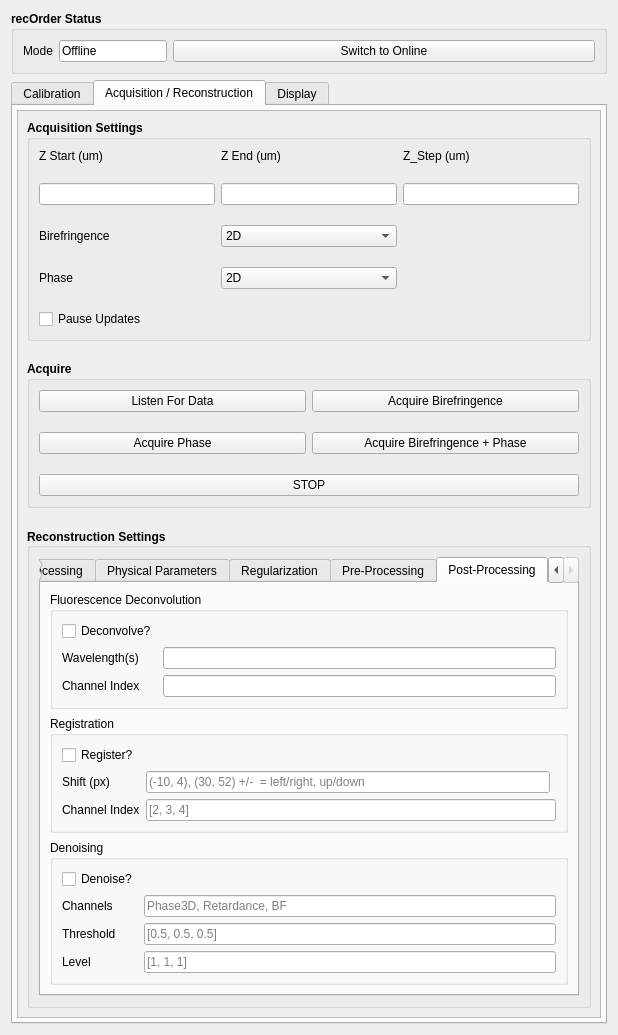
Above: recOrder/plugin/qtdesigner/recOrder_calibration_v5.ui from mehta-lab/waveorder before the change. Below: the same form after it.
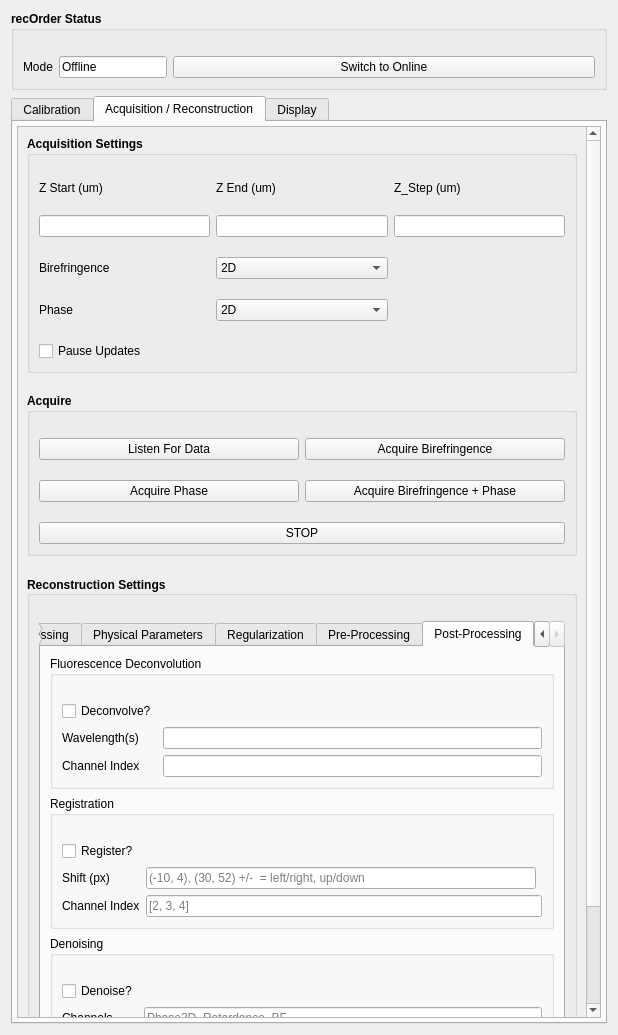
That is the form after the change. The open tabs and pages were chosen to show the change. Custom widgets are drawn as their Qt base class.

Commit message: fix styling issue

Diff of the .ui file:
```diff
--- a/recOrder/plugin/qtdesigner/recOrder_calibration_v5.ui
+++ b/recOrder/plugin/qtdesigner/recOrder_calibration_v5.ui
@@ -1037,7 +1037,7 @@
             <x>0</x>
             <y>0</y>
             <width>578</width>
-            <height>923</height>
+            <height>962</height>
            </rect>
           </property>
           <property name="sizePolicy">
@@ -1072,6 +1072,9 @@
               <set>Qt::AlignLeading|Qt::AlignLeft|Qt::AlignVCenter</set>
              </property>
              <layout class="QGridLayout" name="gridLayout_9">
+              <property name="topMargin">
+               <number>25</number>
+              </property>
               <property name="verticalSpacing">
                <number>25</number>
               </property>
@@ -1994,6 +1997,9 @@
                      <string>Registration</string>
                     </property>
                     <layout class="QGridLayout" name="gridLayout_28">
+                     <property name="topMargin">
+                      <number>25</number>
+                     </property>
                      <item row="2" column="0">
                       <widget class="QLabel" name="label_postproc_reg_channel_idx">
                        <property name="text">
@@ -2047,6 +2053,9 @@
                      <string>Fluorescence Deconvolution</string>
                     </property>
                     <layout class="QGridLayout" name="gridLayout_29">
+                     <property name="topMargin">
+                      <number>25</number>
+                     </property>
                      <item row="2" column="0">
                       <widget class="QLabel" name="label_postproc_fluor_channel">
                        <property name="text">
@@ -2086,6 +2095,9 @@
                      <string>Denoising</string>
                     </property>
                     <layout class="QGridLayout" name="gridLayout_27">
+                     <property name="topMargin">
+                      <number>25</number>
+                     </property>
                      <item row="1" column="0">
                       <widget class="QLabel" name="labelpostproc_denoise_channels">
                        <property name="text">
@@ -2182,6 +2194,9 @@
               <bool>false</bool>
              </property>
              <layout class="QGridLayout" name="gridLayout_8">
+              <property name="topMargin">
+               <number>25</number>
+              </property>
               <property name="verticalSpacing">
                <number>20</number>
               </property>
@@ -2347,6 +2362,9 @@
               <string>Acquire</string>
              </property>
              <layout class="QGridLayout" name="gridLayout_13">
+              <property name="topMargin">
+               <number>25</number>
+              </property>
               <property name="verticalSpacing">
                <number>20</number>
               </property>
@@ -2813,6 +2831,9 @@
       <string>recOrder Status</string>
      </property>
      <layout class="QGridLayout" name="gridLayout_22">
+      <property name="topMargin">
+       <number>25</number>
+      </property>
       <item row="0" column="0">
        <widget class="QLabel" name="label_gui_mode">
         <property name="sizePolicy">
```
Left out of the diff: 517 changed lines with no effect on the pictures. The commit also changes 2 other files.
